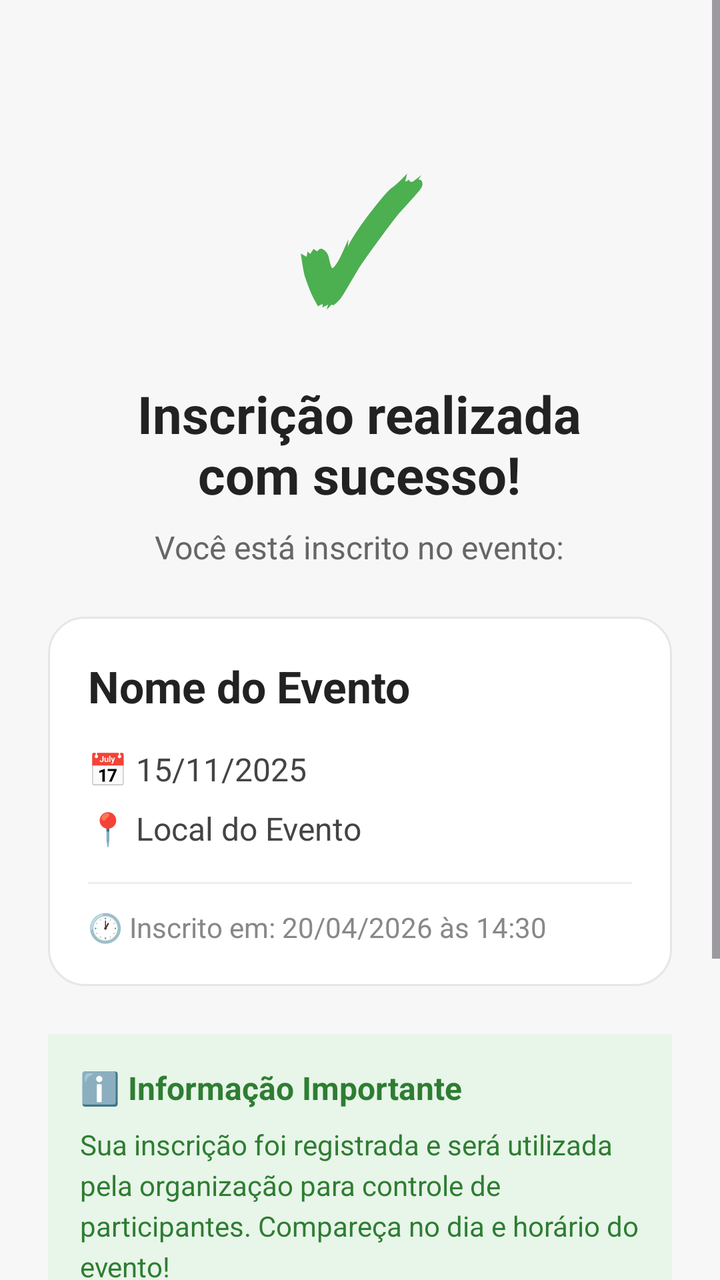
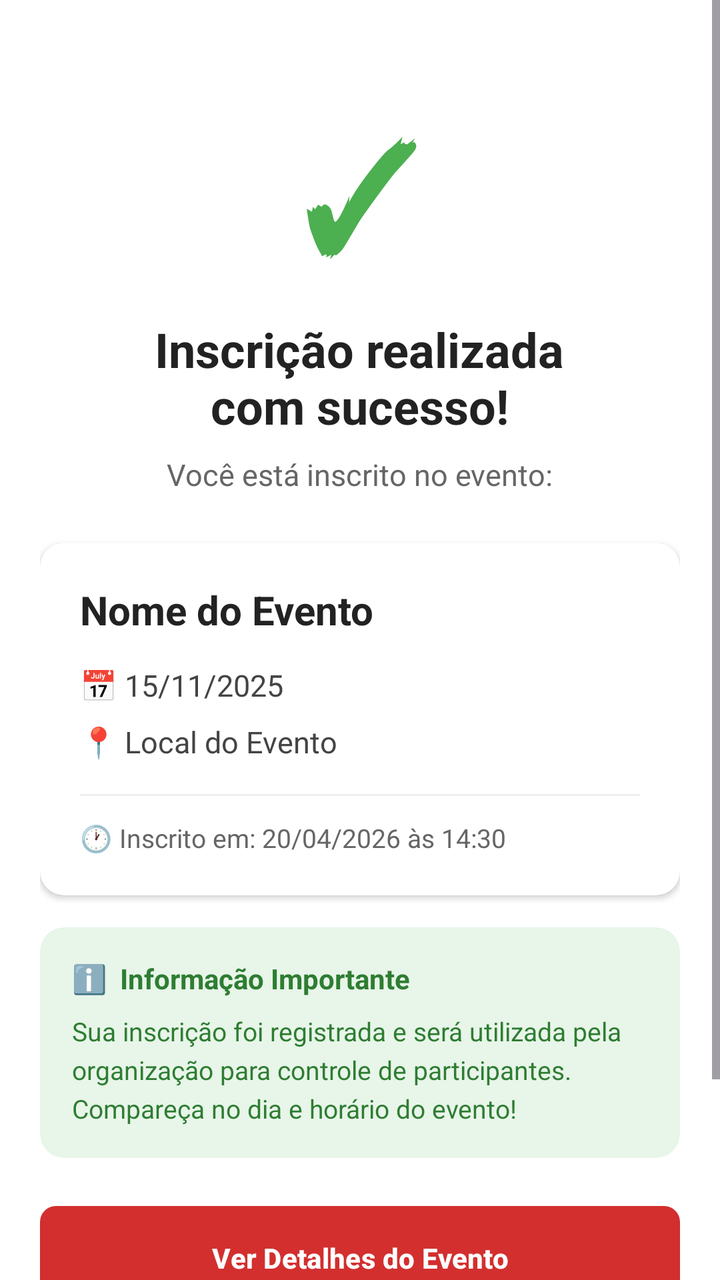

An Android layout rendered at two revisions. The XML below is the earlier revision; the diff shows what the commit changed to produce the second picture.
<!-- AndroidManifest.xml: application theme Theme.Extensao -->
<!-- res/layout/activity_inscricao_sucesso.xml -->
<?xml version="1.0" encoding="utf-8"?>
<ScrollView xmlns:android="http://schemas.android.com/apk/res/android"
    android:layout_width="match_parent"
    android:layout_height="match_parent"
    android:background="#F7F7F7">

    <LinearLayout
        android:orientation="vertical"
        android:layout_width="match_parent"
        android:layout_height="wrap_content"
        android:padding="24dp"
        android:gravity="center_horizontal">

        
        <TextView
            android:layout_width="wrap_content"
            android:layout_height="wrap_content"
            android:text="✓"
            android:textSize="80sp"
            android:textColor="#4CAF50"
            android:textStyle="bold"
            android:layout_marginTop="40dp"
            android:layout_marginBottom="16dp" />

        
        <TextView
            android:layout_width="wrap_content"
            android:layout_height="wrap_content"
            android:text="Inscrição realizada\ncom sucesso!"
            android:textSize="26sp"
            android:textStyle="bold"
            android:textColor="#222222"
            android:gravity="center"
            android:layout_marginBottom="8dp" />

        <TextView
            android:layout_width="wrap_content"
            android:layout_height="wrap_content"
            android:text="Você está inscrito no evento:"
            android:textSize="16sp"
            android:textColor="#666666"
            android:gravity="center"
            android:layout_marginBottom="24dp" />

        
        <LinearLayout
            android:orientation="vertical"
            android:background="@drawable/bg_card_evento"
            android:padding="20dp"
            android:layout_width="match_parent"
            android:layout_height="wrap_content"
            android:layout_marginBottom="24dp">

            <TextView
                android:id="@+id/txtTituloEventoSucesso"
                android:layout_width="match_parent"
                android:layout_height="wrap_content"
                android:text="Nome do Evento"
                android:textSize="22sp"
                android:textStyle="bold"
                android:textColor="#222222"
                android:layout_marginBottom="16dp" />

            <LinearLayout
                android:orientation="horizontal"
                android:layout_width="match_parent"
                android:layout_height="wrap_content"
                android:layout_marginBottom="8dp">

                <TextView
                    android:layout_width="wrap_content"
                    android:layout_height="wrap_content"
                    android:text="📅 "
                    android:textSize="16sp" />

                <TextView
                    android:id="@+id/txtDataEventoSucesso"
                    android:layout_width="wrap_content"
                    android:layout_height="wrap_content"
                    android:text="15/11/2025"
                    android:textSize="16sp"
                    android:textColor="#444444" />

            </LinearLayout>

            <LinearLayout
                android:orientation="horizontal"
                android:layout_width="match_parent"
                android:layout_height="wrap_content"
                android:layout_marginBottom="8dp">

                <TextView
                    android:layout_width="wrap_content"
                    android:layout_height="wrap_content"
                    android:text="📍 "
                    android:textSize="16sp" />

                <TextView
                    android:id="@+id/txtLocalEventoSucesso"
                    android:layout_width="0dp"
                    android:layout_height="wrap_content"
                    android:layout_weight="1"
                    android:text="Local do Evento"
                    android:textSize="16sp"
                    android:textColor="#444444" />

            </LinearLayout>

            <View
                android:layout_width="match_parent"
                android:layout_height="1dp"
                android:background="#EEEEEE"
                android:layout_marginTop="8dp"
                android:layout_marginBottom="12dp" />

            <LinearLayout
                android:orientation="horizontal"
                android:layout_width="match_parent"
                android:layout_height="wrap_content">

                <TextView
                    android:layout_width="wrap_content"
                    android:layout_height="wrap_content"
                    android:text="🕐 "
                    android:textSize="14sp" />

                <TextView
                    android:id="@+id/txtDataInscricaoSucesso"
                    android:layout_width="wrap_content"
                    android:layout_height="wrap_content"
                    android:text="Inscrito em: 20/04/2026 às 14:30"
                    android:textSize="14sp"
                    android:textColor="#888888" />

            </LinearLayout>

        </LinearLayout>

        
        <LinearLayout
            android:orientation="vertical"
            android:background="#E8F5E9"
            android:padding="16dp"
            android:layout_width="match_parent"
            android:layout_height="wrap_content"
            android:layout_marginBottom="24dp">

            <TextView
                android:layout_width="match_parent"
                android:layout_height="wrap_content"
                android:text="ℹ️ Informação Importante"
                android:textSize="16sp"
                android:textStyle="bold"
                android:textColor="#2E7D32"
                android:layout_marginBottom="8dp" />

            <TextView
                android:layout_width="match_parent"
                android:layout_height="wrap_content"
                android:text="Sua inscrição foi registrada e será utilizada pela organização para controle de participantes. Compareça no dia e horário do evento!"
                android:textSize="14sp"
                android:textColor="#2E7D32"
                android:lineSpacingExtra="4dp" />

        </LinearLayout>

        
        <Button
            android:id="@+id/btnVerDetalhesEvento"
            android:layout_width="match_parent"
            android:layout_height="wrap_content"
            android:text="Ver Detalhes do Evento"
            android:textAllCaps="false"
            android:textStyle="bold"
            android:textColor="#FFFFFF"
            android:backgroundTint="#6750A4"
            android:layout_marginBottom="12dp" />

        <Button
            android:id="@+id/btnVoltarEventos"
            android:layout_width="match_parent"
            android:layout_height="wrap_content"
            android:text="Voltar para Lista de Eventos"
            android:textAllCaps="false"
            android:textColor="#FFFFFF"
            android:backgroundTint="#6750A4"
            android:layout_marginBottom="40dp" />

    </LinearLayout>
</ScrollView>
<!-- resources referenced by this layout -->
<resources>
  <!-- drawable bg_card_evento (drawable) -->
  <?xml version="1.0" encoding="utf-8"?>
  <shape xmlns:android="http://schemas.android.com/apk/res/android">
      <solid android:color="#FFFFFF"/>
      <corners android:radius="18dp"/>
      <stroke
          android:width="1dp"
          android:color="#E6E6E6"/>
      <padding
          android:left="16dp"
          android:top="16dp"
          android:right="16dp"
          android:bottom="16dp"/>
  </shape>
  <style name="Theme.Extensao" parent="Base.Theme.Extensao" />
  <style name="Base.Theme.Extensao" parent="Theme.Material3.DayNight.NoActionBar">
          
          
      </style>
</resources>

<!-- the commit's change to res/layout/activity_inscricao_sucesso.xml (unified diff, before → after) -->
@@ -1,14 +1,17 @@
 <?xml version="1.0" encoding="utf-8"?>
 <ScrollView xmlns:android="http://schemas.android.com/apk/res/android"
+    xmlns:app="http://schemas.android.com/apk/res-auto"
     android:layout_width="match_parent"
     android:layout_height="match_parent"
-    android:background="#F7F7F7">
+    android:background="@color/white">
 
     <LinearLayout
         android:orientation="vertical"
         android:layout_width="match_parent"
         android:layout_height="wrap_content"
-        android:padding="24dp"
+        android:paddingStart="20dp"
+        android:paddingEnd="20dp"
+        android:paddingBottom="40dp"
         android:gravity="center_horizontal">
 
         
@@ -16,20 +19,20 @@
             android:layout_width="wrap_content"
             android:layout_height="wrap_content"
             android:text="✓"
-            android:textSize="80sp"
+            android:textSize="72sp"
             android:textColor="#4CAF50"
             android:textStyle="bold"
-            android:layout_marginTop="40dp"
-            android:layout_marginBottom="16dp" />
+            android:layout_marginTop="48dp"
+            android:layout_marginBottom="12dp" />
 
         
         <TextView
             android:layout_width="wrap_content"
             android:layout_height="wrap_content"
             android:text="Inscrição realizada\ncom sucesso!"
-            android:textSize="26sp"
+            android:textSize="24sp"
             android:textStyle="bold"
-            android:textColor="#222222"
+            android:textColor="@color/text_primary"
             android:gravity="center"
             android:layout_marginBottom="8dp" />
 
@@ -37,154 +40,172 @@
             android:layout_width="wrap_content"
             android:layout_height="wrap_content"
             android:text="Você está inscrito no evento:"
-            android:textSize="16sp"
-            android:textColor="#666666"
+            android:textSize="15sp"
+            android:textColor="@color/text_secondary"
             android:gravity="center"
             android:layout_marginBottom="24dp" />
 
         
-        <LinearLayout
-            android:orientation="vertical"
-            android:background="@drawable/bg_card_evento"
-            android:padding="20dp"
-            android:layout_width="match_parent"
-            android:layout_height="wrap_content"
-            android:layout_marginBottom="24dp">
-
-            <TextView
-                android:id="@+id/txtTituloEventoSucesso"
+        <androidx.cardview.widget.CardView
+            android:layout_width="match_parent"
+            android:layout_height="wrap_content"
+            android:layout_marginBottom="16dp"
+            app:cardCornerRadius="12dp"
+            app:cardElevation="2dp"
+            app:cardBackgroundColor="@color/white">
+
+            <LinearLayout
+                android:orientation="vertical"
                 android:layout_width="match_parent"
                 android:layout_height="wrap_content"
-                android:text="Nome do Evento"
-                android:textSize="22sp"
-                android:textStyle="bold"
-                android:textColor="#222222"
-                android:layout_marginBottom="16dp" />
+                android:padding="20dp">
+
+                <TextView
+                    android:id="@+id/txtTituloEventoSucesso"
+                    android:layout_width="match_parent"
+                    android:layout_height="wrap_content"
+                    android:text="Nome do Evento"
+                    android:textSize="20sp"
+                    android:textStyle="bold"
+                    android:textColor="@color/text_primary"
+                    android:layout_marginBottom="14dp" />
+
+                <LinearLayout
+                    android:orientation="horizontal"
+                    android:layout_width="match_parent"
+                    android:layout_height="wrap_content"
+                    android:gravity="center_vertical"
+                    android:layout_marginBottom="8dp">
+
+                    <TextView
+                        android:layout_width="wrap_content"
+                        android:layout_height="wrap_content"
+                        android:text="📅 "
+                        android:textSize="15sp" />
+
+                    <TextView
+                        android:id="@+id/txtDataEventoSucesso"
+                        android:layout_width="wrap_content"
+                        android:layout_height="wrap_content"
+                        android:text="15/11/2025"
+                        android:textSize="15sp"
+                        android:textColor="@color/text_description" />
+
+                </LinearLayout>
+
+                <LinearLayout
+                    android:orientation="horizontal"
+                    android:layout_width="match_parent"
+                    android:layout_height="wrap_content"
+                    android:gravity="center_vertical"
+                    android:layout_marginBottom="8dp">
+
+                    <TextView
+                        android:layout_width="wrap_content"
+                        android:layout_height="wrap_content"
+                        android:text="📍 "
+                        android:textSize="15sp" />
+
+                    <TextView
+                        android:id="@+id/txtLocalEventoSucesso"
+                        android:layout_width="0dp"
+                        android:layout_height="wrap_content"
+                        android:layout_weight="1"
+                        android:text="Local do Evento"
+                        android:textSize="15sp"
+                        android:textColor="@color/text_description" />
+
+                </LinearLayout>
+
+                <View
+                    android:layout_width="match_parent"
+                    android:layout_height="1dp"
+                    android:background="@color/divider"
+                    android:layout_marginTop="8dp"
+                    android:layout_marginBottom="12dp" />
+
+                <LinearLayout
+                    android:orientation="horizontal"
+                    android:layout_width="match_parent"
+                    android:layout_height="wrap_content"
+                    android:gravity="center_vertical">
+
+                    <TextView
+                        android:layout_width="wrap_content"
+                        android:layout_height="wrap_content"
+                        android:text="🕐 "
+                        android:textSize="13sp" />
+
+                    <TextView
+                        android:id="@+id/txtDataInscricaoSucesso"
+                        android:layout_width="wrap_content"
+                        android:layout_height="wrap_content"
+                        android:text="Inscrito em: 20/04/2026 às 14:30"
+                        android:textSize="13sp"
+                        android:textColor="@color/text_secondary" />
+
+                </LinearLayout>
+
+            </LinearLayout>
+
+        </androidx.cardview.widget.CardView>
+
+        
+        <androidx.cardview.widget.CardView
+            android:layout_width="match_parent"
+            android:layout_height="wrap_content"
+            android:layout_marginBottom="24dp"
+            app:cardCornerRadius="12dp"
+            app:cardElevation="0dp"
+            app:cardBackgroundColor="#E8F5E9">
 
             <LinearLayout
-                android:orientation="horizontal"
+                android:orientation="vertical"
                 android:layout_width="match_parent"
                 android:layout_height="wrap_content"
-                android:layout_marginBottom="8dp">
+                android:padding="16dp">
 
                 <TextView
-                    android:layout_width="wrap_content"
-                    android:layout_height="wrap_content"
-                    android:text="📅 "
-                    android:textSize="16sp" />
+                    android:layout_width="match_parent"
+                    android:layout_height="wrap_content"
+                    android:text="ℹ️  Informação Importante"
+                    android:textSize="14sp"
+                    android:textStyle="bold"
+                    android:textColor="#2E7D32"
+                    android:layout_marginBottom="8dp" />
 
                 <TextView
-                    android:id="@+id/txtDataEventoSucesso"
-                    android:layout_width="wrap_content"
-                    android:layout_height="wrap_content"
-                    android:text="15/11/2025"
-                    android:textSize="16sp"
-                    android:textColor="#444444" />
+                    android:layout_width="match_parent"
+                    android:layout_height="wrap_content"
+                    android:text="Sua inscrição foi registrada e será utilizada pela organização para controle de participantes. Compareça no dia e horário do evento!"
+                    android:textSize="13sp"
+                    android:textColor="#2E7D32"
+                    android:lineSpacingExtra="4dp" />
 
             </LinearLayout>
 
-            <LinearLayout
-                android:orientation="horizontal"
-                android:layout_width="match_parent"
-                android:layout_height="wrap_content"
-                android:layout_marginBottom="8dp">
-
-                <TextView
-                    android:layout_width="wrap_content"
-                    android:layout_height="wrap_content"
-                    android:text="📍 "
-                    android:textSize="16sp" />
-
-                <TextView
-                    android:id="@+id/txtLocalEventoSucesso"
-                    android:layout_width="0dp"
-                    android:layout_height="wrap_content"
-                    android:layout_weight="1"
-                    android:text="Local do Evento"
-                    android:textSize="16sp"
-                    android:textColor="#444444" />
-
-            </LinearLayout>
-
-            <View
-                android:layout_width="match_parent"
-                android:layout_height="1dp"
-                android:background="#EEEEEE"
-                android:layout_marginTop="8dp"
-                android:layout_marginBottom="12dp" />
-
-            <LinearLayout
-                android:orientation="horizontal"
-                android:layout_width="match_parent"
-                android:layout_height="wrap_content">
-
-                <TextView
-                    android:layout_width="wrap_content"
-                    android:layout_height="wrap_content"
-                    android:text="🕐 "
-                    android:textSize="14sp" />
-
-                <TextView
-                    android:id="@+id/txtDataInscricaoSucesso"
-                    android:layout_width="wrap_content"
-                    android:layout_height="wrap_content"
-                    android:text="Inscrito em: 20/04/2026 às 14:30"
-                    android:textSize="14sp"
-                    android:textColor="#888888" />
-
-            </LinearLayout>
-
-        </LinearLayout>
-
-        
-        <LinearLayout
-            android:orientation="vertical"
-            android:background="#E8F5E9"
-            android:padding="16dp"
-            android:layout_width="match_parent"
-            android:layout_height="wrap_content"
-            android:layout_marginBottom="24dp">
-
-            <TextView
-                android:layout_width="match_parent"
-                android:layout_height="wrap_content"
-                android:text="ℹ️ Informação Importante"
-                android:textSize="16sp"
-                android:textStyle="bold"
-                android:textColor="#2E7D32"
-                android:layout_marginBottom="8dp" />
-
-            <TextView
-                android:layout_width="match_parent"
-                android:layout_height="wrap_content"
-                android:text="Sua inscrição foi registrada e será utilizada pela organização para controle de participantes. Compareça no dia e horário do evento!"
-                android:textSize="14sp"
-                android:textColor="#2E7D32"
-                android:lineSpacingExtra="4dp" />
-
-        </LinearLayout>
+        </androidx.cardview.widget.CardView>
 
         
         <Button
             android:id="@+id/btnVerDetalhesEvento"
             android:layout_width="match_parent"
-            android:layout_height="wrap_content"
+            android:layout_height="52dp"
             android:text="Ver Detalhes do Evento"
             android:textAllCaps="false"
             android:textStyle="bold"
-            android:textColor="#FFFFFF"
-            android:backgroundTint="#6750A4"
+            android:textColor="@color/white"
+            android:background="@drawable/bg_botao_inscrever"
             android:layout_marginBottom="12dp" />
 
         <Button
             android:id="@+id/btnVoltarEventos"
             android:layout_width="match_parent"
-            android:layout_height="wrap_content"
+            android:layout_height="52dp"
             android:text="Voltar para Lista de Eventos"
             android:textAllCaps="false"
-            android:textColor="#FFFFFF"
-            android:backgroundTint="#6750A4"
-            android:layout_marginBottom="40dp" />
+            android:textColor="@color/primary_red"
+            android:background="@drawable/bg_botao_secundario" />
 
     </LinearLayout>
 </ScrollView>
<!-- resource entries referenced after the edit -->
@@ -1,23 +1,43 @@
 <!-- resources referenced by this layout -->
 <resources>
-  <!-- drawable bg_card_evento (drawable) -->
+  <color name="divider">#F0F0F0</color>
+  <color name="primary_red">#D32F2F</color>
+  <color name="text_description">#444444</color>
+  <color name="text_primary">#222222</color>
+  <color name="text_secondary">#666666</color>
+  <color name="white">#FFFFFFFF</color>
+  <!-- drawable bg_botao_inscrever (drawable) -->
+  <?xml version="1.0" encoding="utf-8"?>
+  <shape xmlns:android="http://schemas.android.com/apk/res/android">
+      <solid android:color="@color/primary_red"/>
+      <corners android:radius="8dp"/>
+  </shape>
+  <!-- drawable bg_botao_secundario (drawable) -->
   <?xml version="1.0" encoding="utf-8"?>
   <shape xmlns:android="http://schemas.android.com/apk/res/android">
       <solid android:color="#FFFFFF"/>
-      <corners android:radius="18dp"/>
+      <corners android:radius="8dp"/>
       <stroke
-          android:width="1dp"
-          android:color="#E6E6E6"/>
-      <padding
-          android:left="16dp"
-          android:top="16dp"
-          android:right="16dp"
-          android:bottom="16dp"/>
+          android:width="1.5dp"
+          android:color="#D32F2F"/>
   </shape>
   <style name="Theme.Extensao" parent="Base.Theme.Extensao" />
-  <style name="Base.Theme.Extensao" parent="Theme.Material3.DayNight.NoActionBar">
+  <style name="Base.Theme.Extensao" parent="Theme.Material3.Light.NoActionBar">
+          <item name="colorPrimary">@color/primary_red</item>
+          <item name="colorPrimaryVariant">@color/primary_red_dark</item>
+          <item name="colorOnPrimary">@color/white</item>
+          <item name="colorSecondary">@color/primary_red</item>
+          <item name="colorOnSecondary">@color/white</item>
+          <item name="android:windowBackground">@color/white</item>
+          <item name="colorSurface">@color/white</item>
+          <item name="colorOnSurface">@color/text_primary</item>
           
-          
+          <item name="bottomNavigationStyle">@style/BottomNavStyle</item>
+      </style>
+  <color name="primary_red_dark">#B71C1C</color>
+  <style name="BottomNavStyle" parent="Widget.MaterialComponents.BottomNavigationView">
+          <item name="itemIconTint">@color/bottom_nav_color</item>
+          <item name="itemTextColor">@color/bottom_nav_color</item>
       </style>
 </resources>
 
